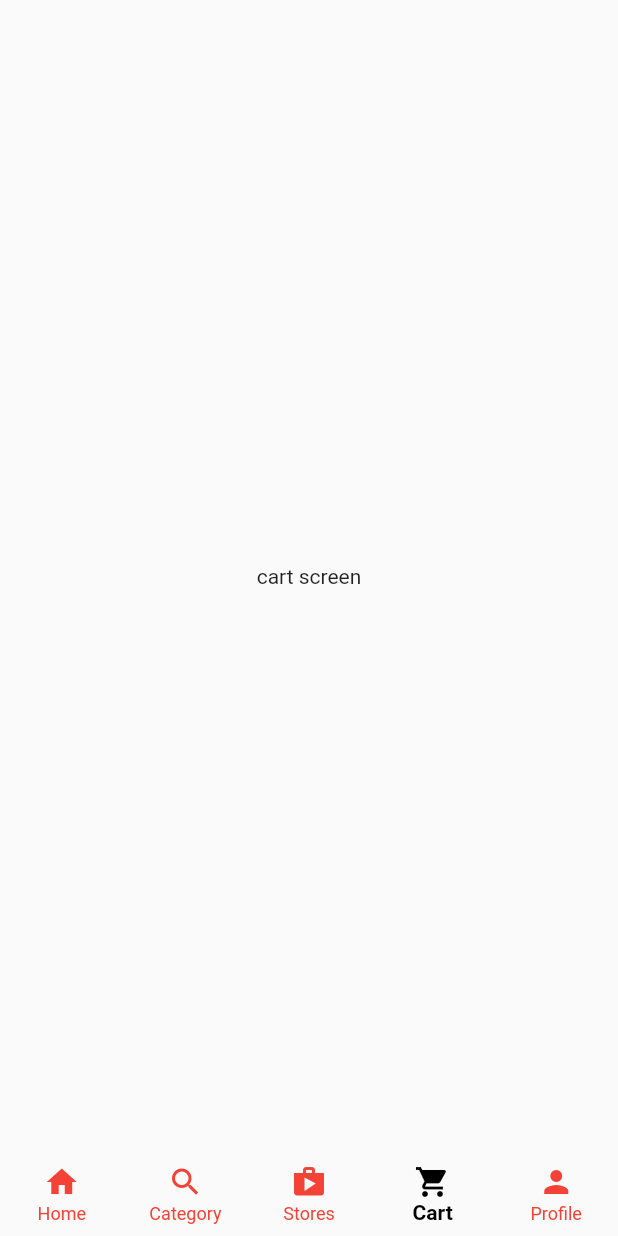
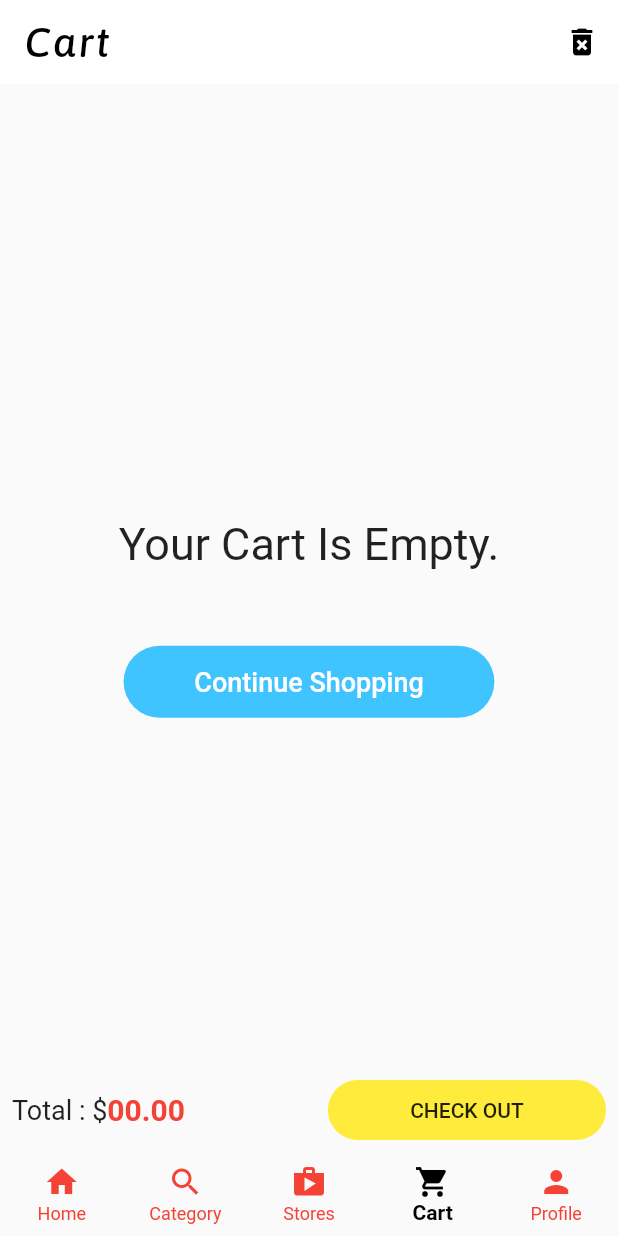
Before and after one commit to Double-Kei/CollaboProject, a Flutter app: the screen it shows after launch, item 4 of the bottom bar chosen, on a phone screen of 412 x 824 dp. Run offline on Flutter 3.47's test engine with Material 2 defaults, Android fonts, the phone set to English and light mode, and no system bars.

Commit message:
Modify Cart Screen

```diff
--- /dev/null
+++ b/lib/screens/cartscreen.dart
@@ -0,0 +1,63 @@
+import 'package:flutter/material.dart';
+import 'package:multi_store_app/screens/homescreen.dart';
+import 'package:multi_store_app/widgets/appbar_widgets.dart';
+
+class CartScreen extends StatefulWidget {
+  const CartScreen({Key? key}) : super(key: key);
+
+  @override
+  State<CartScreen> createState() => _CartScreenState();
+}
+
+class _CartScreenState extends State<CartScreen> {
+  @override
+  Widget build(BuildContext context) {
+    return Scaffold(
+      appBar: AppBar(
+        elevation: 0,
+        backgroundColor: Colors.white,
+        title: const AppBarTitle(title: "Cart"),
+        actions: [
+          IconButton(onPressed: () {}, icon: const Icon(Icons.delete_forever, color: Colors.black,))
+        ],
+      ),
+      body: Center(child: Column(
+        mainAxisAlignment: MainAxisAlignment.center,
+        children: [
+          const Text("Your Cart Is Empty.", style: TextStyle(fontSize: 30),),
+          const SizedBox(height: 50,),
+          Material(
+            color: Colors.lightBlueAccent,
+            borderRadius: BorderRadius.circular(25),
+            child: MaterialButton(
+              minWidth: MediaQuery.of(context).size.width * 0.6,
+              onPressed: () {
+                Navigator.pushReplacement(context, MaterialPageRoute(builder: (context) => const CustomerHomeScreen()));
+              },
+              child: const Text("Continue Shopping", style: TextStyle(fontSize: 18, color: Colors.white),),
+            ),
+          ),
+        ],
+      ),),
+      bottomSheet: Padding(
+        padding: const EdgeInsets.all(8.0),
+        child: Row(
+          mainAxisAlignment: MainAxisAlignment.spaceBetween,
+          children: [
+            Row(
+              children: const [
+                Text("Total : \$", style: TextStyle(fontSize: 18),),
+                Text("00.00", style: TextStyle(fontSize: 20, fontWeight: FontWeight.bold, color: Colors.red),),
+              ],
+            ),
+            Container(
+              height: 40,
+              width: MediaQuery.of(context).size.width * 0.45,
+              decoration: BoxDecoration(color: Colors.yellow, borderRadius: BorderRadius.circular(25)),
+              child: MaterialButton(onPressed: () {}, child: const Text("CHECK OUT"),))
+          ],
+        ),
+      ),
+    );
+  }
+}
--- a/lib/screens/homescreen.dart
+++ b/lib/screens/homescreen.dart
@@ -1,7 +1,9 @@
 import 'package:flutter/material.dart';
+import 'package:multi_store_app/screens/cartscreen.dart';
 import 'package:multi_store_app/screens/home.dart';
 import 'package:multi_store_app/screens/category.dart';
 import 'package:multi_store_app/screens/storescreen.dart';
+
 class CustomerHomeScreen extends StatefulWidget {
   const CustomerHomeScreen({Key? key}) : super(key: key);
 
@@ -19,7 +21,8 @@ class _CustomerHomeScreenState extends State<CustomerHomeScreen> {
     CategoryScreen(),
     // Center(child: Text("stores screen"),),
     StoresScreen(),
-    Center(child: Text("cart screen"),),
+    // Center(child: Text("cart screen"),),
+    CartScreen(),
     Center(child: Text("profile screen"),),
   ];
 
```
